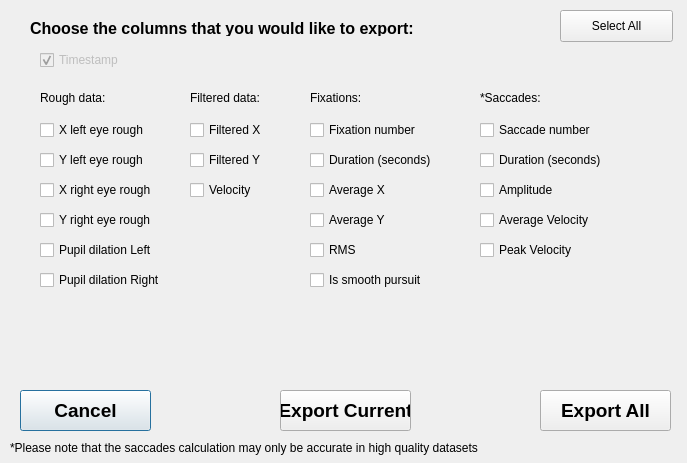
Above: DialogExport.ui from jamesalvarez/grafix-coder before the change. Below: the same form after it.
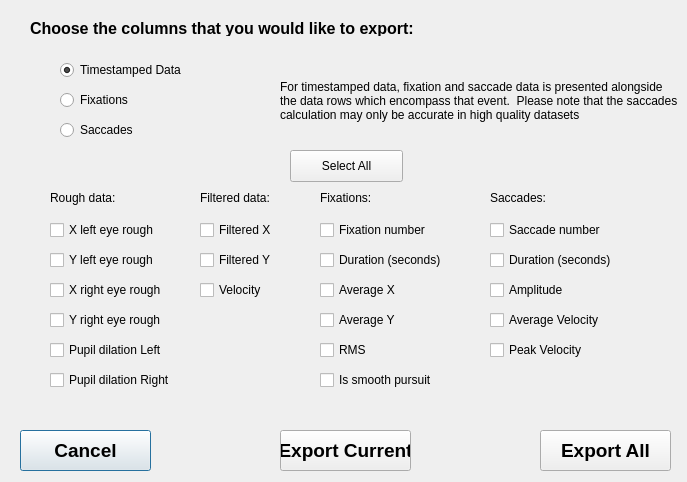
That is the form after the change.

Commit message: exporting sacks + fixes + number of bugs fixed (including weird events in background thing that was causing a lot of crashes)

```diff
--- a/DialogExport.ui
+++ b/DialogExport.ui
@@ -10,7 +10,7 @@
     <x>0</x>
     <y>0</y>
     <width>687</width>
-    <height>463</height>
+    <height>482</height>
    </rect>
   </property>
   <property name="windowTitle">
@@ -39,33 +39,11 @@
     <string>Choose the columns that you would like to export:</string>
    </property>
   </widget>
-  <widget class="QCheckBox" name="cb_timestamp">
-   <property name="enabled">
-    <bool>false</bool>
-   </property>
-   <property name="geometry">
-    <rect>
-     <x>40</x>
-     <y>50</y>
-     <width>121</width>
-     <height>20</height>
-    </rect>
-   </property>
-   <property name="text">
-    <string>Timestamp</string>
-   </property>
-   <property name="checkable">
-    <bool>true</bool>
-   </property>
-   <property name="checked">
-    <bool>true</bool>
-   </property>
-  </widget>
   <widget class="QCheckBox" name="cb_xLeftRough">
    <property name="geometry">
     <rect>
-     <x>40</x>
-     <y>120</y>
+     <x>50</x>
+     <y>220</y>
      <width>141</width>
      <height>20</height>
     </rect>
@@ -77,8 +55,8 @@
   <widget class="QCheckBox" name="cb_yLeftRough">
    <property name="geometry">
     <rect>
-     <x>40</x>
-     <y>150</y>
+     <x>50</x>
+     <y>250</y>
      <width>141</width>
      <height>20</height>
     </rect>
@@ -90,8 +68,8 @@
   <widget class="QCheckBox" name="cb_xRightRough">
    <property name="geometry">
     <rect>
-     <x>40</x>
-     <y>180</y>
+     <x>50</x>
+     <y>280</y>
      <width>141</width>
      <height>20</height>
     </rect>
@@ -103,8 +81,8 @@
   <widget class="QCheckBox" name="cb_yRightRough">
    <property name="geometry">
     <rect>
-     <x>40</x>
-     <y>210</y>
+     <x>50</x>
+     <y>310</y>
      <width>141</width>
      <height>20</height>
     </rect>
@@ -116,9 +94,9 @@
   <widget class="QCheckBox" name="cb_xFilter">
    <property name="geometry">
     <rect>
-     <x>190</x>
-     <y>120</y>
-     <width>141</width>
+     <x>200</x>
+     <y>220</y>
+     <width>111</width>
      <height>20</height>
     </rect>
    </property>
@@ -129,9 +107,9 @@
   <widget class="QCheckBox" name="cb_yFilter">
    <property name="geometry">
     <rect>
-     <x>190</x>
-     <y>150</y>
-     <width>141</width>
+     <x>200</x>
+     <y>250</y>
+     <width>111</width>
      <height>20</height>
     </rect>
    </property>
@@ -142,8 +120,8 @@
   <widget class="QLabel" name="label_2">
    <property name="geometry">
     <rect>
-     <x>40</x>
-     <y>90</y>
+     <x>50</x>
+     <y>190</y>
      <width>101</width>
      <height>16</height>
     </rect>
@@ -155,8 +133,8 @@
   <widget class="QCheckBox" name="cb_LeftPupil">
    <property name="geometry">
     <rect>
-     <x>40</x>
-     <y>240</y>
+     <x>50</x>
+     <y>340</y>
      <width>141</width>
      <height>20</height>
     </rect>
@@ -168,8 +146,8 @@
   <widget class="QCheckBox" name="cb_rightPupil">
    <property name="geometry">
     <rect>
-     <x>40</x>
-     <y>270</y>
+     <x>50</x>
+     <y>370</y>
      <width>141</width>
      <height>20</height>
     </rect>
@@ -181,8 +159,8 @@
   <widget class="QLabel" name="label_3">
    <property name="geometry">
     <rect>
-     <x>190</x>
-     <y>90</y>
+     <x>200</x>
+     <y>190</y>
      <width>101</width>
      <height>16</height>
     </rect>
@@ -194,8 +172,8 @@
   <widget class="QLabel" name="label_4">
    <property name="geometry">
     <rect>
-     <x>310</x>
-     <y>90</y>
+     <x>320</x>
+     <y>190</y>
      <width>101</width>
      <height>16</height>
     </rect>
@@ -207,8 +185,8 @@
   <widget class="QCheckBox" name="cb_fixNumber">
    <property name="geometry">
     <rect>
-     <x>310</x>
-     <y>120</y>
+     <x>320</x>
+     <y>220</y>
      <width>141</width>
      <height>20</height>
     </rect>
@@ -220,8 +198,8 @@
   <widget class="QCheckBox" name="cb_fixDur">
    <property name="geometry">
     <rect>
-     <x>310</x>
-     <y>150</y>
+     <x>320</x>
+     <y>250</y>
      <width>141</width>
      <height>20</height>
     </rect>
@@ -233,8 +211,8 @@
   <widget class="QCheckBox" name="cb_xAverage">
    <property name="geometry">
     <rect>
-     <x>310</x>
-     <y>180</y>
+     <x>320</x>
+     <y>280</y>
      <width>141</width>
      <height>20</height>
     </rect>
@@ -246,8 +224,8 @@
   <widget class="QCheckBox" name="cb_yAverage">
    <property name="geometry">
     <rect>
-     <x>310</x>
-     <y>210</y>
+     <x>320</x>
+     <y>310</y>
      <width>141</width>
      <height>20</height>
     </rect>
@@ -259,8 +237,8 @@
   <widget class="QCheckBox" name="cb_euclideanDis">
    <property name="geometry">
     <rect>
-     <x>310</x>
-     <y>240</y>
+     <x>320</x>
+     <y>340</y>
      <width>151</width>
      <height>20</height>
     </rect>
@@ -273,7 +251,7 @@
    <property name="geometry">
     <rect>
      <x>20</x>
-     <y>390</y>
+     <y>430</y>
      <width>131</width>
      <height>41</height>
     </rect>
@@ -293,7 +271,7 @@
    <property name="geometry">
     <rect>
      <x>280</x>
-     <y>390</y>
+     <y>430</y>
      <width>131</width>
      <height>41</height>
     </rect>
@@ -312,34 +290,37 @@
   <widget class="QLabel" name="label_5">
    <property name="geometry">
     <rect>
-     <x>480</x>
-     <y>90</y>
+     <x>490</x>
+     <y>190</y>
      <width>101</width>
      <height>16</height>
     </rect>
    </property>
    <property name="text">
-    <string>*Saccades:</string>
+    <string>Saccades:</string>
    </property>
   </widget>
   <widget class="QLabel" name="label_6">
    <property name="geometry">
     <rect>
-     <x>10</x>
-     <y>440</y>
-     <width>571</width>
-     <height>16</height>
+     <x>280</x>
+     <y>60</y>
+     <width>401</width>
+     <height>81</height>
     </rect>
    </property>
    <property name="text">
-    <string>*Please note that the saccades calculation may only be accurate in high quality datasets</string>
+    <string>For timestamped data, fixation and saccade data is presented alongside the data rows which encompass that event.  Please note that the saccades calculation may only be accurate in high quality datasets</string>
+   </property>
+   <property name="wordWrap">
+    <bool>true</bool>
    </property>
   </widget>
   <widget class="QCheckBox" name="cb_sacNumber">
    <property name="geometry">
     <rect>
-     <x>480</x>
-     <y>120</y>
+     <x>490</x>
+     <y>220</y>
      <width>141</width>
      <height>20</height>
     </rect>
@@ -351,8 +332,8 @@
   <widget class="QCheckBox" name="cb_sacDuration">
    <property name="geometry">
     <rect>
-     <x>480</x>
-     <y>150</y>
+     <x>490</x>
+     <y>250</y>
      <width>141</width>
      <height>20</height>
     </rect>
@@ -364,8 +345,8 @@
   <widget class="QCheckBox" name="cb_smoothpursuit">
    <property name="geometry">
     <rect>
-     <x>310</x>
-     <y>270</y>
+     <x>320</x>
+     <y>370</y>
      <width>151</width>
      <height>20</height>
     </rect>
@@ -377,8 +358,8 @@
   <widget class="QCheckBox" name="cb_sacAmplitude">
    <property name="geometry">
     <rect>
-     <x>480</x>
-     <y>180</y>
+     <x>490</x>
+     <y>280</y>
      <width>141</width>
      <height>20</height>
     </rect>
@@ -390,8 +371,8 @@
   <widget class="QCheckBox" name="cb_sacVelocityAv">
    <property name="geometry">
     <rect>
-     <x>480</x>
-     <y>210</y>
+     <x>490</x>
+     <y>310</y>
      <width>141</width>
      <height>20</height>
     </rect>
@@ -403,8 +384,8 @@
   <widget class="QCheckBox" name="cb_sacVelocityPeak">
    <property name="geometry">
     <rect>
-     <x>480</x>
-     <y>240</y>
+     <x>490</x>
+     <y>340</y>
      <width>141</width>
      <height>20</height>
     </rect>
@@ -417,7 +398,7 @@
    <property name="geometry">
     <rect>
      <x>540</x>
-     <y>390</y>
+     <y>430</y>
      <width>131</width>
      <height>41</height>
     </rect>
@@ -436,9 +417,9 @@
   <widget class="QCheckBox" name="cb_velocity">
    <property name="geometry">
     <rect>
-     <x>190</x>
-     <y>180</y>
-     <width>141</width>
+     <x>200</x>
+     <y>280</y>
+     <width>101</width>
      <height>20</height>
     </rect>
    </property>
@@ -449,8 +430,8 @@
   <widget class="QPushButton" name="b_select_all">
    <property name="geometry">
     <rect>
-     <x>560</x>
-     <y>10</y>
+     <x>290</x>
+     <y>150</y>
      <width>113</width>
      <height>32</height>
     </rect>
@@ -459,6 +440,48 @@
     <string>Select All</string>
    </property>
   </widget>
+  <widget class="QRadioButton" name="rb_timestamped">
+   <property name="geometry">
+    <rect>
+     <x>60</x>
+     <y>60</y>
+     <width>151</width>
+     <height>20</height>
+    </rect>
+   </property>
+   <property name="text">
+    <string>Timestamped Data</string>
+   </property>
+   <property name="checked">
+    <bool>true</bool>
+   </property>
+  </widget>
+  <widget class="QRadioButton" name="rb_fixations">
+   <property name="geometry">
+    <rect>
+     <x>60</x>
+     <y>90</y>
+     <width>151</width>
+     <height>20</height>
+    </rect>
+   </property>
+   <property name="text">
+    <string>Fixations</string>
+   </property>
+  </widget>
+  <widget class="QRadioButton" name="rb_saccades">
+   <property name="geometry">
+    <rect>
+     <x>60</x>
+     <y>120</y>
+     <width>151</width>
+     <height>20</height>
+    </rect>
+   </property>
+   <property name="text">
+    <string>Saccades</string>
+   </property>
+  </widget>
  </widget>
  <resources/>
  <connections/>
```
The commit also changes 14 other files.
